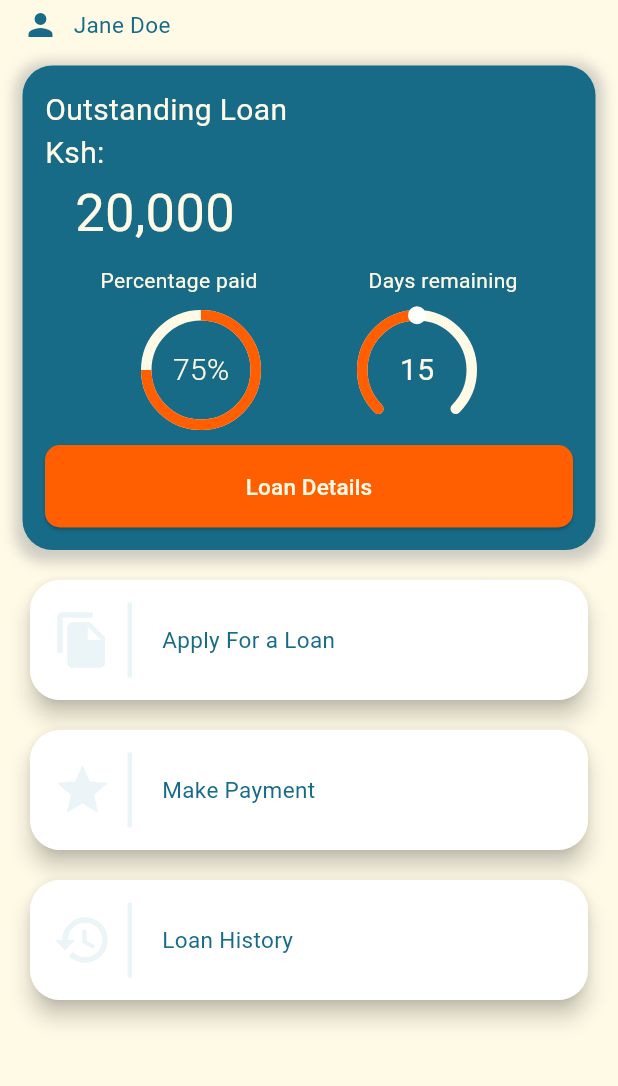
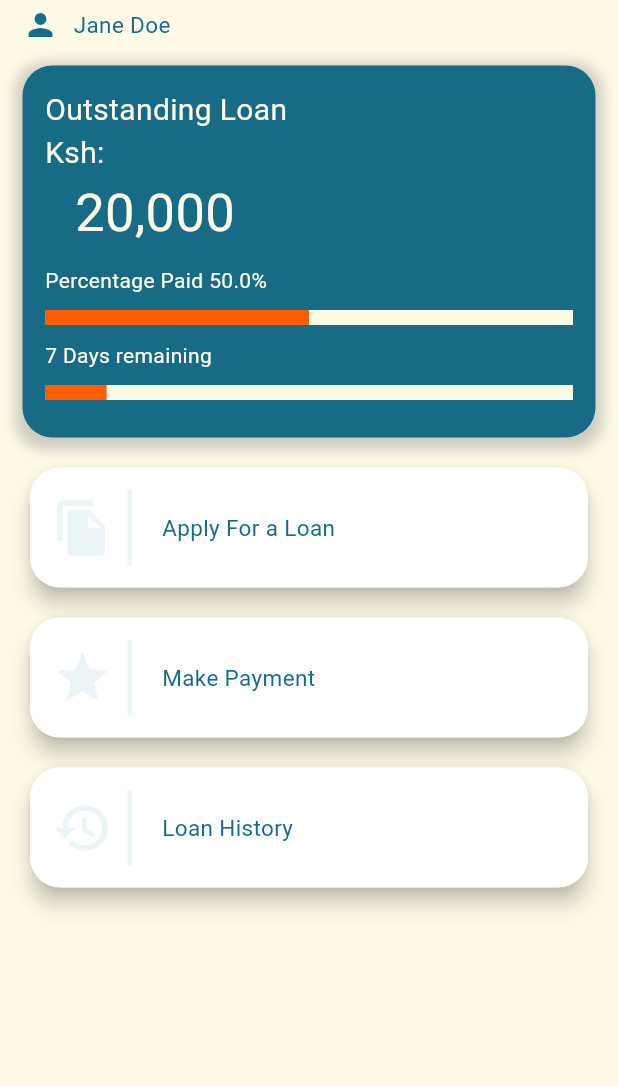
Before and after one commit to gmulonga/quicloan, a Flutter app: the Dashboard screen opened directly, on a phone screen of 412 x 824 dp, the part 83-1169 px from its top. Run offline on Flutter 3.47's test engine with Material 3 defaults, Android fonts, the phone set to English and light mode, and no system bars; drawn by our look-alikes of dashed_circular_progress_bar.

Commit message:
build: changing circular progress indicator to linear

```diff
--- a/lib/Components/ProgressBars.dart
+++ b/lib/Components/ProgressBars.dart
@@ -1,5 +1,4 @@
 import 'package:flutter/material.dart';
-import 'package:dashed_circular_progress_bar/dashed_circular_progress_bar.dart';
 import 'package:quicloan/Constants.dart';
 
 class ProgressBars extends StatelessWidget {
@@ -15,72 +14,37 @@ class ProgressBars extends StatelessWidget {
 
   @override
   Widget build(BuildContext context) {
-    return Row(
-      mainAxisAlignment: MainAxisAlignment.spaceEvenly,
+    return Column(
+      crossAxisAlignment: CrossAxisAlignment.stretch,
       children: [
-        SizedBox(
-          width: 80,
-          height: 80,
-          child: DashedCircularProgressBar.aspectRatio(
-            aspectRatio: 1, // width ÷ height
-            valueNotifier: ValueNotifier(percentageValue),
-            progress: percentageValue,
-            maxProgress: 100,
-            corners: StrokeCap.butt,
-            foregroundColor: kOrange,
-            backgroundColor: kCream,
-            foregroundStrokeWidth: 7,
-            backgroundStrokeWidth: 7,
-            animation: true,
-            child: Center(
-              child: ValueListenableBuilder(
-                valueListenable: ValueNotifier(percentageValue),
-                builder: (_, double value, __) => Text(
-                  '${value.toInt()}%',
-                  style: TextStyle(
-                    color: kCream,
-                    fontWeight: FontWeight.w300,
-                    fontSize: 20,
-                  ),
-                ),
-              ),
-            ),
+        Padding(
+          padding: EdgeInsets.symmetric(vertical: 10),
+          child: Text(
+            'Percentage Paid ${percentageValue}%',
+            style: TextStyle(color: kCream),
           ),
         ),
         SizedBox(
-          width: 80,
-          height: 80,
-          child: DashedCircularProgressBar.aspectRatio(
-            aspectRatio: 1,
-            valueNotifier: ValueNotifier(daysProgress / maxDays * 100),
-            progress: daysProgress,
-            maxProgress: maxDays,
-            startAngle: 225,
-            sweepAngle: 270,
-            foregroundColor: kOrange,
+          height: 10,
+          child: LinearProgressIndicator(
             backgroundColor: kCream,
-            foregroundStrokeWidth: 7,
-            backgroundStrokeWidth: 7,
-            animation: true,
-            seekSize: 6,
-            seekColor: kWhite,
-            child: Center(
-              child: ValueListenableBuilder(
-                valueListenable: ValueNotifier(daysProgress / maxDays * 100),
-                builder: (_, double value, __) => Column(
-                  mainAxisSize: MainAxisSize.min,
-                  children: [
-                    Text(
-                      '${daysProgress.toInt()}',
-                      style: TextStyle(
-                        color: kCream,
-                        fontSize: 20,
-                      ),
-                    ),
-                  ],
-                ),
-              ),
-            ),
+            valueColor: AlwaysStoppedAnimation<Color>(kOrange),
+            value: percentageValue / 100,
+          ),
+        ),
+        Padding(
+          padding: EdgeInsets.symmetric(vertical: 10),
+          child: Text(
+            '${daysProgress.toInt()} Days remaining',
+            style: TextStyle(color: kCream),
+          ),
+        ),
+        SizedBox(
+          height: 10,
+          child: LinearProgressIndicator(
+            backgroundColor: kCream,
+            valueColor: AlwaysStoppedAnimation<Color>(kOrange),
+            value: daysProgress / maxDays,
           ),
         ),
       ],
--- a/lib/Screens/Dashboard.dart
+++ b/lib/Screens/Dashboard.dart
@@ -14,6 +14,10 @@ class Dashboard extends StatefulWidget {
 }
 
 class _DashboardState extends State<Dashboard> {
+  double percentage = 50;
+  double remaining_days = 7;
+  double maxDays = 60;
+
   @override
   Widget build(BuildContext context) {
     return Scaffold(
@@ -107,60 +111,14 @@ class _DashboardState extends State<Dashboard> {
                               )
                             ],
                           ),
-                          Padding(
-                            padding: EdgeInsets.symmetric(vertical: 10),
-                            child: Row(
-                              mainAxisAlignment: MainAxisAlignment.spaceAround,
-                              children: [
-                                Text(
-                                  'Percentage paid',
-                                  style: TextStyle(color: kCream),
-                                ),
-                                Text(
-                                  'Days remaining',
-                                  style: TextStyle(color: kCream),
-                                )
-                              ],
-                            ),
-                          ),
                           ProgressBars(
-                            percentageValue: 75,
-                            daysProgress: 15,
-                            maxDays: 30,
+                            percentageValue: percentage,
+                            daysProgress: remaining_days,
+                            maxDays: maxDays,
                           ),
                           SizedBox(
                             height: 10,
                           ),
-                          CustomButton(
-                              callBackFunction: () {
-                                showModalBottomSheet(
-                                  context: context,
-                                  builder: (BuildContext context) {
-                                    return SizedBox(
-                                      height: 400,
-                                      child: Center(
-                                        child: Column(
-                                          mainAxisAlignment:
-                                              MainAxisAlignment.center,
-                                          mainAxisSize: MainAxisSize.min,
-                                          children: <Widget>[
-                                            const Text('Modal BottomSheet'),
-                                            ElevatedButton(
-                                              child: const Text(
-                                                  'Close BottomSheet'),
-                                              onPressed: () =>
-                                                  Navigator.pop(context),
-                                            ),
-                                          ],
-                                        ),
-                                      ),
-                                    );
-                                  },
-                                );
-                              },
-                              label: 'Loan Details',
-                              bgColor: kOrange,
-                              txtColor: kCream)
                         ],
                       ),
                     ),
```
